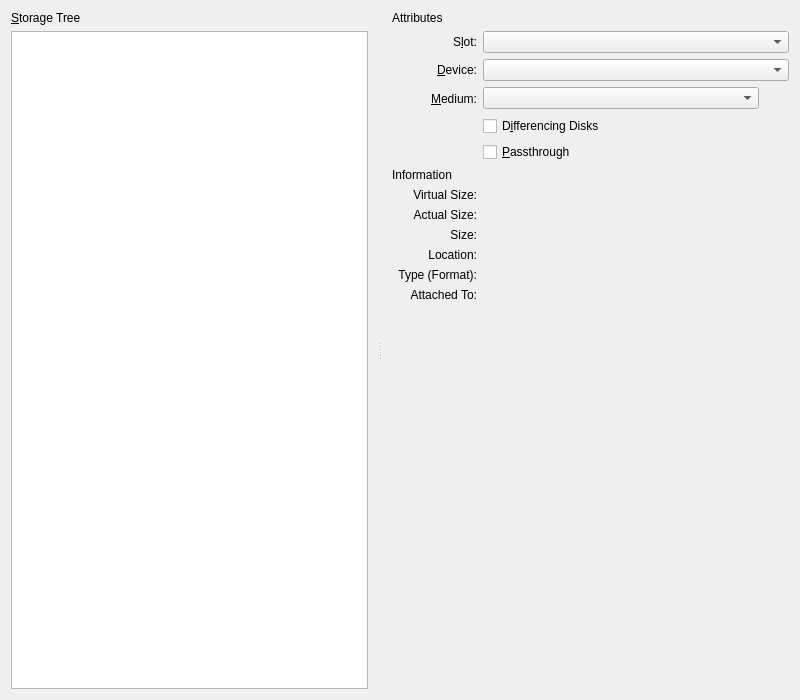
This is vbox/src/VBox/Frontends/VirtualBox/ui/VBoxVMSettingsHD.ui in jljuxgm/vboxgit as Qt 5 draws it before an edit. The edited form follows.
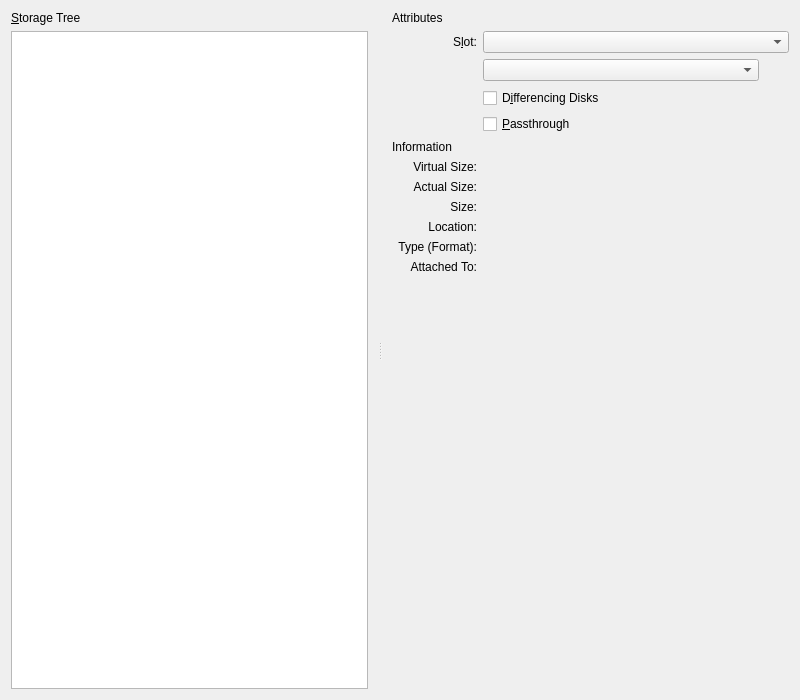
This is the edited form. The open tabs and pages were chosen to show the change. Custom widgets are drawn as their Qt base class.

```diff
--- a/vbox/src/VBox/Frontends/VirtualBox/ui/VBoxVMSettingsHD.ui
+++ b/vbox/src/VBox/Frontends/VirtualBox/ui/VBoxVMSettingsHD.ui
@@ -276,36 +276,7 @@
          </widget>
         </item>
         <item row="2" column="1" >
-         <widget class="QLabel" name="mLbDevice" >
-          <property name="text" >
-           <string>&amp;Device:</string>
-          </property>
-          <property name="buddy" >
-           <cstring>mCbDevice</cstring>
-          </property>
-          <property name="alignment" >
-           <set>Qt::AlignRight|Qt::AlignTrailing|Qt::AlignVCenter</set>
-          </property>
-         </widget>
-        </item>
-        <item row="2" column="2" colspan="2" >
-         <widget class="QComboBox" name="mCbDevice" >
-          <property name="whatsThis" >
-           <string>Allows to select the type of the device represented by the currently selected attachment. The list of possible device types depends on parent controller type.</string>
-          </property>
-          <property name="sizePolicy" >
-           <sizepolicy vsizetype="Fixed" hsizetype="Expanding" >
-            <horstretch>0</horstretch>
-            <verstretch>0</verstretch>
-           </sizepolicy>
-          </property>
-         </widget>
-        </item>
-        <item row="3" column="1" >
          <widget class="QLabel" name="mLbVdi" >
-          <property name="text" >
-           <string>&amp;Medium:</string>
-          </property>
           <property name="buddy" >
            <cstring>mCbVdi</cstring>
           </property>
@@ -314,7 +285,7 @@
           </property>
          </widget>
         </item>
-        <item row="3" column="2" >
+        <item row="2" column="2" >
          <widget class="VBoxMediaComboBox" native="1" name="mCbVdi" >
           <property name="whatsThis" >
            <string>Allows to select the medium assigned for the currently selected attachment according to device type of this attachment. Available mediums list could contain virtual images and real host drives corresponding to device type currently chosen for this attachment.</string>
@@ -327,7 +298,7 @@
           </property>
          </widget>
         </item>
-        <item row="3" column="3" >
+        <item row="2" column="3" >
          <widget class="QIToolButton" name="mTbVmm" >
           <property name="whatsThis" >
            <string>Invokes the Virtual Media Manager to select a medium to mount.</string>
@@ -343,7 +314,7 @@
           </property>
          </widget>
         </item>
-        <item row="4" column="2" colspan="2" >
+        <item row="3" column="2" colspan="2" >
          <widget class="QCheckBox" name="mCbShowDiffs">
           <property name="sizePolicy" >
            <sizepolicy vsizetype="Fixed" hsizetype="MinimumExpanding" >
@@ -359,7 +330,7 @@
           </property>
          </widget>
         </item>
-        <item row="5" column="2" colspan="2" >
+        <item row="4" column="2" colspan="2" >
          <widget class="QCheckBox" name="mCbPassthrough" >
           <property name="sizePolicy" >
            <sizepolicy vsizetype="Fixed" hsizetype="MinimumExpanding" >
@@ -375,14 +346,14 @@
           </property>
          </widget>
         </item>
-        <item row="6" column="0" colspan="4" >
+        <item row="5" column="0" colspan="4" >
          <widget class="QILabelSeparator" native="1" name="mLsInformation" >
           <property name="text" >
            <string>Information</string>
           </property>
          </widget>
         </item>
-        <item row="7" column="1" >
+        <item row="6" column="1" >
          <widget class="QLabel" name="mLbHDVirtualSize" >
           <property name="text" >
            <string>Virtual Size:</string>
@@ -392,7 +363,7 @@
           </property>
          </widget>
         </item>
-        <item row="7" column="2" colspan="2" >
+        <item row="6" column="2" colspan="2" >
          <widget class="QILabel" name="mLbHDVirtualSizeValue" >
           <property name="sizePolicy" >
            <sizepolicy vsizetype="Preferred" hsizetype="Ignored" >
@@ -402,7 +373,7 @@
           </property>
          </widget>
         </item>
-        <item row="8" column="1" >
+        <item row="7" column="1" >
          <widget class="QLabel" name="mLbHDActualSize" >
           <property name="text" >
            <string>Actual Size:</string>
@@ -412,7 +383,7 @@
           </property>
          </widget>
         </item>
-        <item row="8" column="2" colspan="2" >
+        <item row="7" column="2" colspan="2" >
          <widget class="QILabel" name="mLbHDActualSizeValue" >
           <property name="sizePolicy" >
            <sizepolicy vsizetype="Preferred" hsizetype="Ignored" >
@@ -422,7 +393,7 @@
           </property>
          </widget>
         </item>
-        <item row="9" column="1" >
+        <item row="8" column="1" >
          <widget class="QLabel" name="mLbSize" >
           <property name="text" >
            <string>Size:</string>
@@ -432,7 +403,7 @@
           </property>
          </widget>
         </item>
-        <item row="9" column="2" colspan="2" >
+        <item row="8" column="2" colspan="2" >
          <widget class="QILabel" name="mLbSizeValue" >
           <property name="sizePolicy" >
            <sizepolicy vsizetype="Preferred" hsizetype="Ignored" >
@@ -442,7 +413,7 @@
           </property>
          </widget>
         </item>
-        <item row="10" column="1" >
+        <item row="9" column="1" >
          <widget class="QLabel" name="mLbLocation" >
           <property name="text" >
            <string>Location:</string>
@@ -452,7 +423,7 @@
           </property>
          </widget>
         </item>
-        <item row="10" column="2" colspan="2" >
+        <item row="9" column="2" colspan="2" >
          <widget class="QILabel" name="mLbLocationValue" >
           <property name="sizePolicy" >
            <sizepolicy vsizetype="Preferred" hsizetype="Ignored" >
@@ -462,7 +433,7 @@
           </property>
          </widget>
         </item>
-        <item row="11" column="1" >
+        <item row="10" column="1" >
          <widget class="QLabel" name="mLbHDFormat" >
           <property name="text" >
            <string>Type (Format):</string>
@@ -472,7 +443,7 @@
           </property>
          </widget>
         </item>
-        <item row="11" column="2" colspan="2" >
+        <item row="10" column="2" colspan="2" >
          <widget class="QILabel" name="mLbHDFormatValue" >
           <property name="sizePolicy" >
            <sizepolicy vsizetype="Preferred" hsizetype="Ignored" >
@@ -482,7 +453,7 @@
           </property>
          </widget>
         </item>
-        <item row="12" column="1" >
+        <item row="11" column="1" >
          <widget class="QLabel" name="mLbUsage" >
           <property name="text" >
            <string>Attached To:</string>
@@ -492,7 +463,7 @@
           </property>
          </widget>
         </item>
-        <item row="12" column="2" colspan="2" >
+        <item row="11" column="2" colspan="2" >
          <widget class="QILabel" name="mLbUsageValue" >
           <property name="sizePolicy" >
            <sizepolicy vsizetype="Preferred" hsizetype="Ignored" >
@@ -502,7 +473,7 @@
           </property>
          </widget>
         </item>
-        <item row="13" column="0" colspan="4" >
+        <item row="12" column="0" colspan="4" >
          <spacer name="mSp6" >
           <property name="orientation" >
            <enum>Qt::Vertical</enum>
```
Left out of the diff: 8 changed lines with no effect on the pictures.
